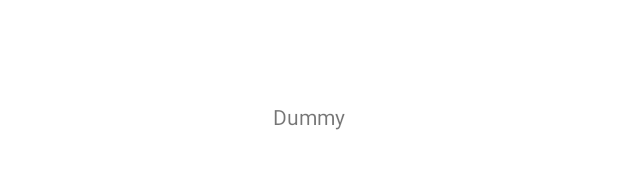
After one commit to VinayagamD/CoroutineBasics, an Android app built with Jetpack Compose: the layout activity_coroutine.xml on its own in the app's theme, with its tools: preview values and no code run, on a phone screen of 412 x 824 dp. The commit adds this screen. Shown: the part 502-671 px from the top of the screen. Run offline under Robolectric (Android 15) with nearby library versions, the phone set to English and light mode, and no system bars.

Commit message:
Understanding coroutine context

```diff
--- a/app/src/main/java/com/vinaylogics/coroutinebasics/MainActivity.kt
+++ b/app/src/main/java/com/vinaylogics/coroutinebasics/MainActivity.kt
@@ -1,5 +1,6 @@
 package com.vinaylogics.coroutinebasics
 
+import android.annotation.SuppressLint
 import android.os.Bundle
 import android.util.Log
 import androidx.activity.ComponentActivity
@@ -13,15 +14,18 @@ import androidx.compose.ui.Modifier
 import androidx.compose.ui.tooling.preview.Preview
 import com.vinaylogics.coroutinebasics.ui.theme.CoroutineBasicsTheme
 import kotlinx.coroutines.DelicateCoroutinesApi
+import kotlinx.coroutines.Dispatchers
 import kotlinx.coroutines.GlobalScope
 import kotlinx.coroutines.delay
 import kotlinx.coroutines.launch
+import kotlinx.coroutines.withContext
 import kotlin.time.Duration.Companion.seconds
 
 class MainActivity : ComponentActivity() {
 
     val TAG = MainActivity::class.java.simpleName
 
+    @SuppressLint("CoroutineCreationDuringComposition")
     @OptIn(DelicateCoroutinesApi::class)
     override fun onCreate(savedInstanceState: Bundle?) {
         super.onCreate(savedInstanceState)
@@ -34,7 +38,7 @@ class MainActivity : ComponentActivity() {
                     modifier = Modifier.fillMaxSize(),
                     color = MaterialTheme.colorScheme.background
                 ) {
-                    Greeting("Android")
+                    Greeting(name = "Vinay")
                 }
             }
         }
--- /dev/null
+++ b/app/src/main/res/layout/activity_coroutine.xml
@@ -0,0 +1,20 @@
+<?xml version="1.0" encoding="utf-8"?>
+<androidx.constraintlayout.widget.ConstraintLayout xmlns:android="http://schemas.android.com/apk/res/android"
+    xmlns:app="http://schemas.android.com/apk/res-auto"
+    xmlns:tools="http://schemas.android.com/tools"
+    android:layout_width="match_parent"
+    android:layout_height="match_parent"
+    tools:context=".ui.activities.CoroutineActivity">
+
+    <TextView
+        android:id="@+id/tvDummy"
+        android:layout_width="wrap_content"
+        android:layout_height="wrap_content"
+        android:text="@string/dummy"
+        app:layout_constraintBottom_toBottomOf="parent"
+        app:layout_constraintEnd_toEndOf="parent"
+        app:layout_constraintHorizontal_bias="0.5"
+        app:layout_constraintStart_toStartOf="parent"
+        app:layout_constraintTop_toTopOf="parent"
+        app:layout_constraintVertical_bias="0.5" />
+</androidx.constraintlayout.widget.ConstraintLayout>
--- a/app/src/main/res/values/colors.xml
+++ b/app/src/main/res/values/colors.xml
@@ -7,4 +7,5 @@
     <color name="teal_700">#FF018786</color>
     <color name="black">#FF000000</color>
     <color name="white">#FFFFFFFF</color>
+    <color name="background">#101010</color>
 </resources>
--- a/app/src/main/res/values/strings.xml
+++ b/app/src/main/res/values/strings.xml
@@ -1,3 +1,4 @@
 <resources>
     <string name="app_name">CoroutineBasics</string>
+    <string name="dummy">Dummy</string>
 </resources>
--- a/app/src/main/res/values/themes.xml
+++ b/app/src/main/res/values/themes.xml
@@ -1,5 +1,26 @@
 <?xml version="1.0" encoding="utf-8"?>
 <resources>
 
-    <style name="Theme.CoroutineBasics" parent="android:Theme.Material.Light.NoActionBar" />
+    <!-- Base application theme. -->
+    <style name="CouroutineApp.BaseTheme" parent="Theme.MaterialComponents.DayNight.DarkActionBar">
+        <item name="colorPrimary">@color/background</item>
+        <item name="colorPrimaryVariant">@color/background</item>
+        <item name="colorOnPrimary">@color/white</item>
+    </style>
+
+    <style name="Theme.CouroutineApp" parent="CouroutineApp.BaseTheme">
+        <!-- Primary brand color. -->
+        <item name="colorPrimary">@color/purple_500</item>
+        <item name="colorPrimaryVariant">@color/purple_700</item>
+        <item name="colorOnPrimary">@color/white</item>
+        <!-- Secondary brand color. -->
+        <item name="colorSecondary">@color/teal_200</item>
+        <item name="colorSecondaryVariant">@color/teal_700</item>
+        <item name="colorOnSecondary">@color/black</item>
+        <!-- Status bar color. -->
+        <item name="android:statusBarColor">@color/purple_700</item>
+        <!-- Customize your theme here. -->
+    </style>
+
+
 </resources>
```
Also changed, not shown: app/src/main/AndroidManifest.xml (+9 -4 lines), app/src/main/java/com/vinaylogics/coroutinebasics/ui/activities/CoroutineActivity.kt (added, +46 -0 lines).
